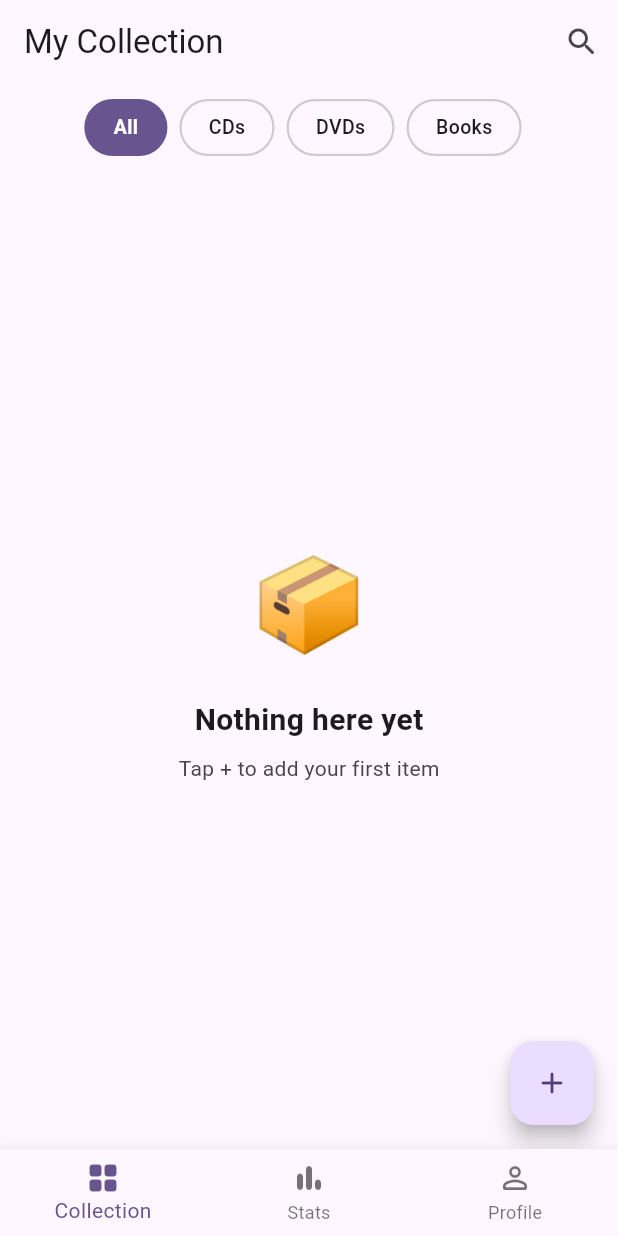
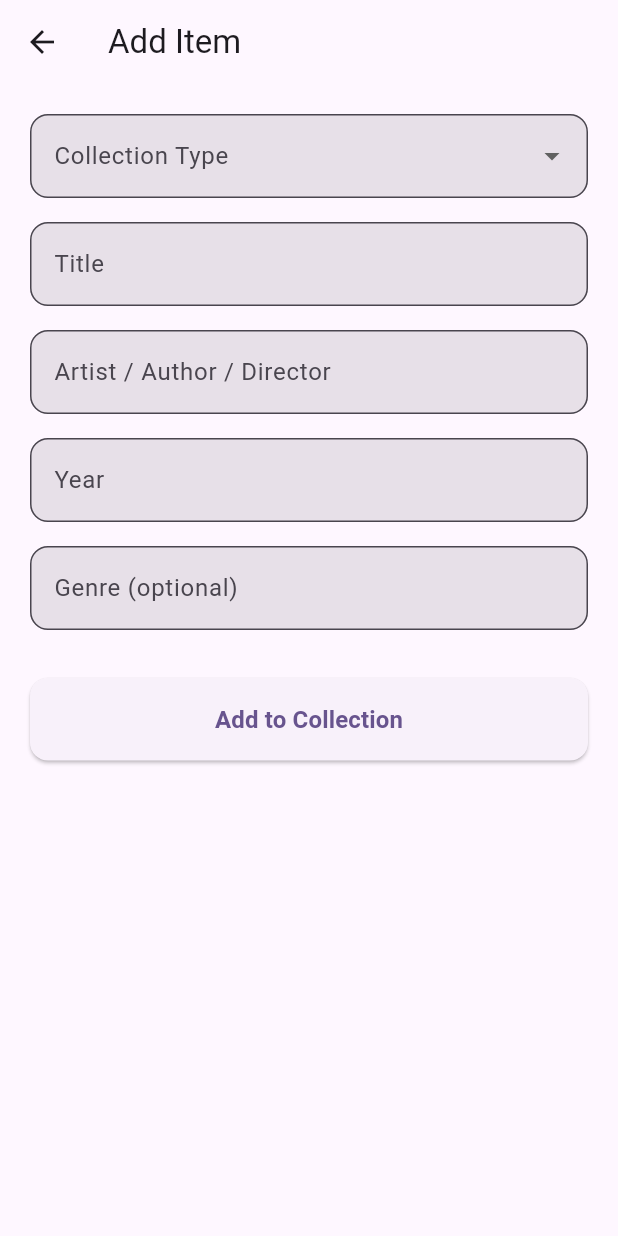
Before and after one commit to ScottBaroni/media_collection_app, a Flutter app: the screen it shows after launch, after a tap on the "add" icon, on a phone screen of 412 x 824 dp. Run offline on Flutter 3.47's test engine with Material 3 defaults, Android fonts, the phone set to English and light mode, and no system bars; our stand-ins replace sqflite; accounts and stored records are empty.

Commit message:
Implemented add to collection feature

```diff
--- a/lib/providers/collection_provider.dart
+++ b/lib/providers/collection_provider.dart
@@ -17,14 +17,19 @@ class CollectionProvider extends ChangeNotifier {
 
   // Init
   Future<void> loadData() async {
+    print('--- loadData called ---');
     _isLoading = true;
     notifyListeners();
 
     _collectionTypes = await DatabaseService.instance.getCollectionTypes();
+    print('--- got ${_collectionTypes.length} types ---');
     _items = await DatabaseService.instance.getItems();
+    print('--- got ${_items.length} items ---');
 
     _isLoading = false;
+    print('--- isLoading set to false ---');
     notifyListeners();
+    print('--- notifyListeners called ---');
   }
 
   // Items
--- /dev/null
+++ b/lib/screens/add_item_screen.dart
@@ -0,0 +1,159 @@
+import 'package:flutter/material.dart';
+import 'package:provider/provider.dart';
+import 'package:uuid/uuid.dart';
+import '../providers/collection_provider.dart';
+import '../models/media_item.dart';
+
+class AddItemScreen extends StatefulWidget {
+  const AddItemScreen({super.key});
+
+  @override
+  State<AddItemScreen> createState() => _AddItemScreenState();
+}
+
+class _AddItemScreenState extends State<AddItemScreen> {
+  final _formKey = GlobalKey<FormState>();
+  final _titleController = TextEditingController();
+  final _creatorController = TextEditingController();
+  final _yearController = TextEditingController();
+  final _genreController = TextEditingController();
+  String? _selectedTypeId;
+  bool _isSaving = false;
+
+  @override
+  void dispose() {
+    // Dispose controllers when the screen is removed
+    _titleController.dispose();
+    _creatorController.dispose();
+    _yearController.dispose();
+    _genreController.dispose();
+    super.dispose();
+  }
+
+  Future<void> _save() async {
+    // Validate form - if any validator returns an error, stop here
+    if (!_formKey.currentState!.validate()) return;
+
+    setState(() => _isSaving = true);
+
+    final item = MediaItem(
+      id: const Uuid().v4(),
+      collectionTypeId: _selectedTypeId!,
+      title: _titleController.text.trim(),
+      creator: _creatorController.text.trim(),
+      year: int.parse(_yearController.text.trim()),
+      genre: _genreController.text.trim().isEmpty ? null : _genreController.text.trim(),
+      addedAt: DateTime.now(),
+    );
+
+    await context.read<CollectionProvider>().addItem(item);
+
+    if (mounted) Navigator.pop(context);
+  }
+
+  @override
+  Widget build(BuildContext context) {
+    final provider = context.watch<CollectionProvider>();
+
+    return Scaffold(
+      appBar: AppBar(
+        title: const Text('Add Item'),
+      ),
+      body: Form(
+        key: _formKey,
+        child: ListView(
+          padding: const EdgeInsets.all(20),
+          children: [
+
+            // Collection Type
+            DropdownButtonFormField<String>(
+              value: _selectedTypeId,
+              decoration: _inputDecoration('Collection Type'),
+              items: provider.collectionTypes
+                  .map((type) => DropdownMenuItem(
+                value: type.id,
+                child: Text(type.name),
+              ))
+                  .toList(),
+              onChanged: (value) => setState(() => _selectedTypeId = value),
+              validator: (value) => value == null ? 'Please select a type' : null,
+            ),
+            const SizedBox(height: 16),
+
+            // Title
+            TextFormField(
+              controller: _titleController,
+              decoration: _inputDecoration('Title'),
+              textCapitalization: TextCapitalization.words,
+              validator: (value) =>
+              value == null || value.trim().isEmpty ? 'Title is required' : null,
+            ),
+            const SizedBox(height: 16),
+
+            // Creator
+            TextFormField(
+              controller: _creatorController,
+              decoration: _inputDecoration('Artist / Author / Director'),
+              textCapitalization: TextCapitalization.words,
+              validator: (value) =>
+              value == null || value.trim().isEmpty ? 'Creator is required' : null,
+            ),
+            const SizedBox(height: 16),
+
+            // Year
+            TextFormField(
+              controller: _yearController,
+              decoration: _inputDecoration('Year'),
+              keyboardType: TextInputType.number,
+              validator: (value) {
+                if (value == null || value.trim().isEmpty) return 'Year is required';
+                final year = int.tryParse(value.trim());
+                if (year == null) return 'Enter a valid year';
+                if (year < 1000 || year > DateTime.now().year) return 'Enter a realistic year';
+                return null;
+              },
+            ),
+            const SizedBox(height: 16),
+
+            // Genre (optional)
+            TextFormField(
+              controller: _genreController,
+              decoration: _inputDecoration('Genre (optional)'),
+              textCapitalization: TextCapitalization.words,
+            ),
+            const SizedBox(height: 32),
+
+            // Save Button
+            ElevatedButton(
+              onPressed: _isSaving ? null : _save,
+              style: ElevatedButton.styleFrom(
+                padding: const EdgeInsets.symmetric(vertical: 16),
+                shape: RoundedRectangleBorder(
+                  borderRadius: BorderRadius.circular(12),
+                ),
+              ),
+              child: _isSaving
+                  ? const SizedBox(
+                height: 20,
+                width: 20,
+                child: CircularProgressIndicator(strokeWidth: 2),
+              )
+                  : const Text(
+                'Add to Collection',
+                style: TextStyle(fontSize: 16, fontWeight: FontWeight.w700),
+              ),
+            ),
+          ],
+        ),
+      ),
+    );
+  }
+
+  InputDecoration _inputDecoration(String label) {
+    return InputDecoration(
+      labelText: label,
+      border: OutlineInputBorder(borderRadius: BorderRadius.circular(12)),
+      filled: true,
+    );
+  }
+}
--- a/lib/screens/collection_screen.dart
+++ b/lib/screens/collection_screen.dart
@@ -3,6 +3,7 @@ import 'package:provider/provider.dart';
 import '../providers/collection_provider.dart';
 import '../models/media_item.dart';
 import '../models/collection_type.dart';
+import 'add_item_screen.dart';
 
 class CollectionScreen extends StatefulWidget {
   const CollectionScreen({super.key});
@@ -22,14 +23,6 @@ class _CollectionScreenState extends State<CollectionScreen> {
   @override
   Widget build(BuildContext context) {
     final provider = context.watch<CollectionProvider>();
-
-    // Show spinner while loading from database
-    if (provider.isLoading) {
-      return const Scaffold(
-        body: Center(child: CircularProgressIndicator()),
-      );
-    }
-
     final filtered = _filteredItems(provider.items);
 
     return Scaffold(
@@ -42,7 +35,9 @@ class _CollectionScreenState extends State<CollectionScreen> {
           ),
         ],
       ),
-      body: Column(
+      body: provider.isLoading
+          ? const Center(child: CircularProgressIndicator())
+          : Column(
         children: [
           // Filter Chips
           _FilterBar(
@@ -73,7 +68,10 @@ class _CollectionScreenState extends State<CollectionScreen> {
         ],
       ),
       floatingActionButton: FloatingActionButton(
-        onPressed: () {}, // TODO: add item
+        onPressed: () => Navigator.push(
+          context,
+          MaterialPageRoute(builder: (_) => const AddItemScreen()),
+        ),
         child: const Icon(Icons.add_rounded),
       ),
     );
@@ -121,6 +119,8 @@ class _FilterBar extends StatelessWidget {
     );
   }
 }
+
+// Chip
 
 class _Chip extends StatelessWidget {
   final String label;
@@ -187,7 +187,6 @@ class _MediaCard extends StatelessWidget {
                   ? Image.file(
                 width: double.infinity,
                 fit: BoxFit.cover,
-                // Handle this properly later with image picking
                 Uri.file(item.imagePath!).toFilePath() as dynamic,
               )
                   : _PlaceholderArt(collectionTypeId: item.collectionTypeId),
@@ -253,10 +252,14 @@ class _PlaceholderArt extends StatelessWidget {
 
   String get _emoji {
     switch (collectionTypeId) {
-      case 'cds': return '💿';
-      case 'dvds': return '📀';
-      case 'books': return '📖';
-      default: return '🗂️';
+      case 'cds':
+        return '💿';
+      case 'dvds':
+        return '📀';
+      case 'books':
+        return '📖';
+      default:
+        return '🗂️';
     }
   }
 
--- a/lib/screens/shell_screen.dart
+++ b/lib/screens/shell_screen.dart
@@ -11,18 +11,18 @@ class ShellScreen extends StatefulWidget {
 class _ShellScreenState extends State<ShellScreen> {
   int _currentIndex = 0;
 
-  final List<Widget> _screens = [
-    const CollectionScreen(), // Collection
-    const Placeholder(), // Stats
-    const Placeholder(), // Profile
-  ];
-
   @override
   Widget build(BuildContext context) {
+    final screens = [
+      const CollectionScreen(),
+      const Placeholder(),
+      const Placeholder(),
+    ];
+
     return Scaffold(
       body: IndexedStack(
         index: _currentIndex,
-        children: _screens,
+        children: screens,
       ),
       bottomNavigationBar: BottomNavigationBar(
         currentIndex: _currentIndex,
--- a/pubspec.yaml
+++ b/pubspec.yaml
@@ -15,6 +15,7 @@ dependencies:
   provider: ^6.1.2
   sqflite: ^2.3.3
   path: ^1.9.0
+  uuid: ^4.3.3
   cupertino_icons: ^1.0.8
 
 dev_dependencies:
```
Also changed, not shown: lib/screens/add_item_sheet.dart (deleted), pubspec.lock, 1 other file.
